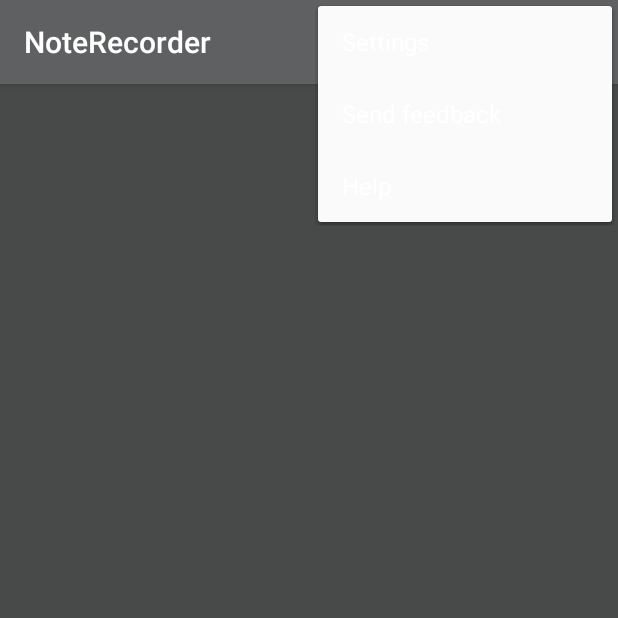
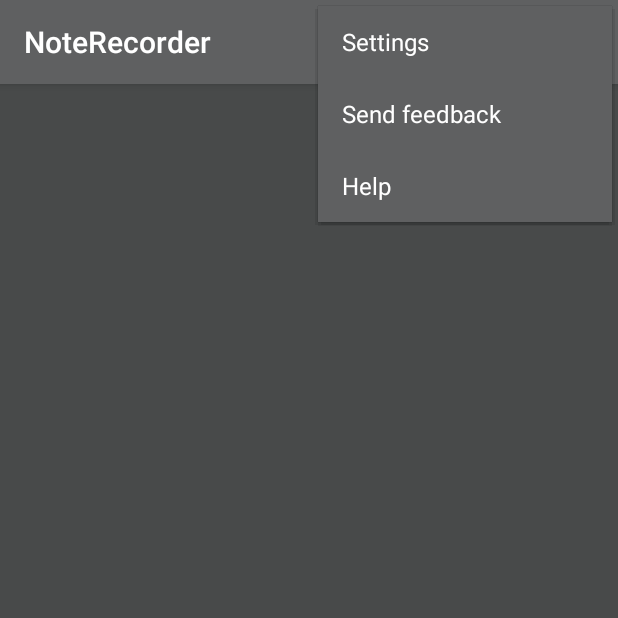
Before and after one commit to SofiaPiekkola/ProjectNoteRecorder, an Android app: the screen it shows after launch (MainActivity), with the options menu open, on a phone screen of 412 x 824 dp, the top half of it. Run offline under Robolectric (Android 15) with nearby library versions, the phone set to English and light mode, and no system bars; 2 statements that could not run were skipped.

Commit message:
Edit text colors

```diff
--- a/app/src/main/res/values/styles.xml
+++ b/app/src/main/res/values/styles.xml
@@ -7,11 +7,12 @@
         <item name="colorPrimaryDark">@color/colorPrimaryDark</item>
         <item name="colorAccent">@color/colorAccent</item>
         <item name="android:colorBackground">@color/colorPrimaryDark</item>
+        <item name="android:itemBackground">@color/colorPrimary</item>
 
         <item name="android:textColor">@color/textColor</item>
-        <item name="android:textColorPrimaryInverse">@color/textColor</item>
-        <item name="android:textColorPrimaryInverseDisableOnly">@color/textColor</item>
         <item name="android:editTextColor">@color/textColor</item>
+        <item name="android:textColorSecondary">@color/textColor</item>
+        <item name="android:textColorPrimaryDisableOnly">@color/textColor</item>
         <item name="android:textColorHighlight">@color/colorPrimary</item>
     </style>
 
```
